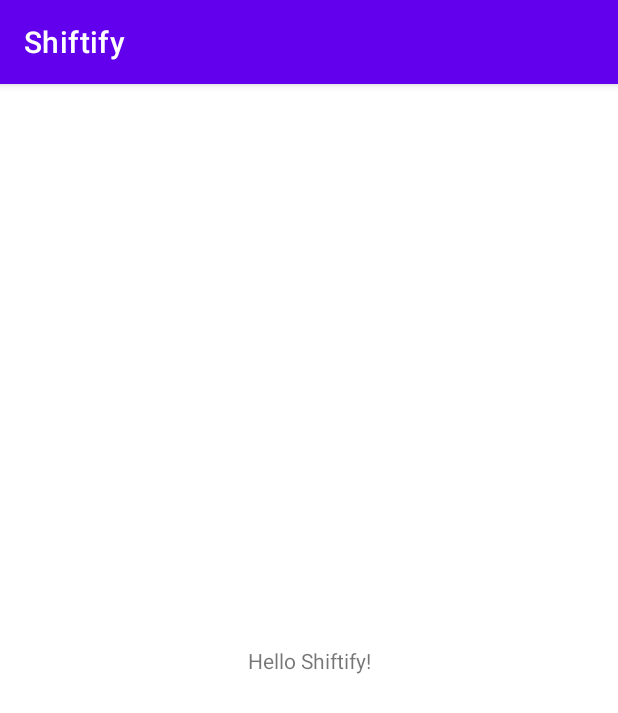
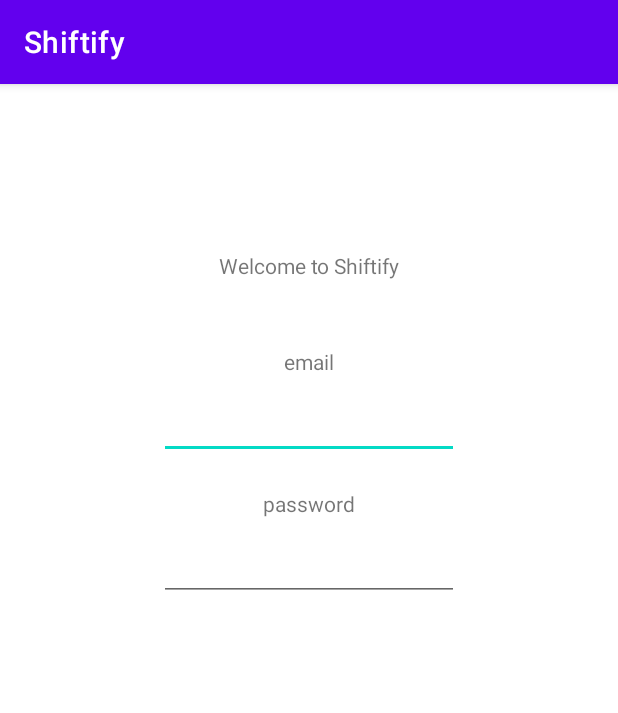
Before and after one commit to christophprenissl/shiftify, an Android app: the screen it shows after launch (MainActivity), on a phone screen of 412 x 824 dp. Shown: the top 713 px of the screen. Run offline under Robolectric (Android 15) with nearby library versions, the phone set to English and light mode, and no system bars.

Commit message:
Created initial login elements in activity_main.xml

```diff
--- a/app/src/main/res/layout/activity_main.xml
+++ b/app/src/main/res/layout/activity_main.xml
@@ -7,12 +7,53 @@
     tools:context=".MainActivity">
 
     <TextView
+        android:id="@+id/welcome_label"
         android:layout_width="wrap_content"
         android:layout_height="wrap_content"
-        android:text="Hello Shiftify!"
-        app:layout_constraintBottom_toBottomOf="parent"
-        app:layout_constraintLeft_toLeftOf="parent"
-        app:layout_constraintRight_toRightOf="parent"
+        android:text="@string/welcome_message"
+        android:layout_marginTop="50pt"
+        app:layout_constraintStart_toStartOf="parent"
+        app:layout_constraintEnd_toEndOf="parent"
         app:layout_constraintTop_toTopOf="parent" />
+    <TextView
+        android:id="@+id/email_label"
+        android:layout_width="wrap_content"
+        android:layout_height="wrap_content"
+        android:text="@string/email_label_text"
+        android:labelFor="@id/email_edit"
+        android:layout_marginTop="20pt"
+        app:layout_constraintTop_toBottomOf="@id/welcome_label"
+        app:layout_constraintStart_toStartOf="parent"
+        app:layout_constraintEnd_toEndOf="parent" />
+    <EditText
+        android:id="@+id/email_edit"
+        android:layout_width="200dp"
+        android:layout_height="50dp"
+        android:autofillHints="emailAddress"
+        android:layout_marginTop="5dp"
+        app:layout_constraintTop_toBottomOf="@id/email_label"
+        app:layout_constraintStart_toStartOf="parent"
+        app:layout_constraintEnd_toEndOf="parent"
+        android:inputType="textEmailAddress" />
+    <TextView
+        android:id="@+id/password_label"
+        android:layout_width="wrap_content"
+        android:layout_height="wrap_content"
+        android:text="@string/password_label_text"
+        android:labelFor="@id/password_edit"
+        android:layout_marginTop="20dp"
+        app:layout_constraintTop_toBottomOf="@+id/email_edit"
+        app:layout_constraintStart_toStartOf="parent"
+        app:layout_constraintEnd_toEndOf="parent" />
+    <EditText
+        android:id="@+id/password_edit"
+        android:layout_width="200dp"
+        android:layout_height="50dp"
+        android:autofillHints="password"
+        android:layout_marginTop="5dp"
+        app:layout_constraintTop_toBottomOf="@id/password_label"
+        app:layout_constraintStart_toStartOf="parent"
+        app:layout_constraintEnd_toEndOf="parent"
+        android:inputType="textPassword" />
 
 </androidx.constraintlayout.widget.ConstraintLayout>
--- a/app/src/main/res/values/strings.xml
+++ b/app/src/main/res/values/strings.xml
@@ -1,3 +1,6 @@
 <resources>
     <string name="app_name">Shiftify</string>
+    <string name="welcome_message">Welcome to Shiftify</string>
+    <string name="email_label_text">email</string>
+    <string name="password_label_text">password</string>
 </resources>
```
